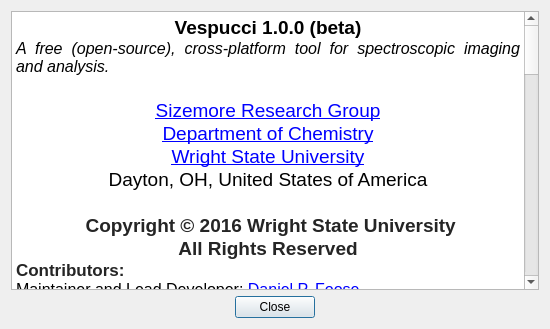
Qt form Vespucci/GUI/Display/aboutdialog.ui (VespucciProject/Vespucci) before a commit.
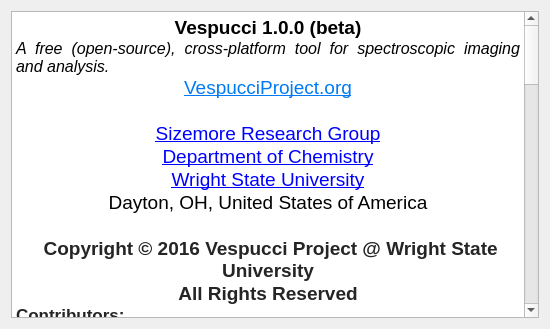
The same form after that commit. Icons and pictures are not drawn.

Commit message: Removed some old print debugging and updated about dialog.

Diff of the .ui file:
```diff
--- a/Vespucci/GUI/Display/aboutdialog.ui
+++ b/Vespucci/GUI/Display/aboutdialog.ui
@@ -29,13 +29,14 @@
 &lt;p align=&quot;center&quot; style=&quot; margin-top:0px; margin-bottom:0px; margin-left:0px; margin-right:0px; -qt-block-indent:0; text-indent:0px;&quot;&gt;&lt;img src=&quot;:/vespuccilogo150.png&quot; /&gt;&lt;/p&gt;
 &lt;p align=&quot;center&quot; style=&quot; margin-top:0px; margin-bottom:0px; margin-left:0px; margin-right:0px; -qt-block-indent:0; text-indent:0px;&quot;&gt;&lt;span style=&quot; font-family:'MS Shell Dlg 2'; font-size:14pt; font-weight:600;&quot;&gt;Vespucci 1.0.0 (beta)&lt;/span&gt;&lt;/p&gt;
 &lt;p align=&quot;justify&quot; style=&quot; margin-top:0px; margin-bottom:0px; margin-left:0px; margin-right:0px; -qt-block-indent:0; text-indent:0px;&quot;&gt;&lt;span style=&quot; font-family:'MS Shell Dlg 2'; font-size:12pt; font-style:italic;&quot;&gt;A free (open-source), cross-platform tool for spectroscopic imaging and analysis.&lt;/span&gt;&lt;/p&gt;
-&lt;p align=&quot;center&quot; style=&quot;-qt-paragraph-type:empty; margin-top:0px; margin-bottom:0px; margin-left:0px; margin-right:0px; -qt-block-indent:0; text-indent:0px; font-family:'MS Shell Dlg 2'; font-size:14pt; font-style:italic;&quot;&gt;&lt;br /&gt;&lt;/p&gt;
+&lt;p align=&quot;center&quot; style=&quot; margin-top:0px; margin-bottom:0px; margin-left:0px; margin-right:0px; -qt-block-indent:0; text-indent:0px;&quot;&gt;&lt;a href=&quot;http://vespucciproject.org&quot;&gt;&lt;span style=&quot; font-size:14pt; text-decoration: underline; color:#007af4;&quot;&gt;VespucciProject.org&lt;/span&gt;&lt;/a&gt;&lt;/p&gt;
+&lt;p style=&quot;-qt-paragraph-type:empty; margin-top:0px; margin-bottom:0px; margin-left:0px; margin-right:0px; -qt-block-indent:0; text-indent:0px; font-size:14pt; text-decoration: underline; color:#007af4;&quot;&gt;&lt;br /&gt;&lt;/p&gt;
 &lt;p align=&quot;center&quot; style=&quot; margin-top:0px; margin-bottom:0px; margin-left:0px; margin-right:0px; -qt-block-indent:0; text-indent:0px;&quot;&gt;&lt;a href=&quot;http://www.chm.wright.edu/pavel/research/group.html&quot;&gt;&lt;span style=&quot; font-family:'MS Shell Dlg 2'; font-size:14pt; text-decoration: underline; color:#0000ff;&quot;&gt;Sizemore Research Group&lt;/span&gt;&lt;/a&gt;&lt;/p&gt;
 &lt;p align=&quot;center&quot; style=&quot; margin-top:0px; margin-bottom:0px; margin-left:0px; margin-right:0px; -qt-block-indent:0; text-indent:0px;&quot;&gt;&lt;a href=&quot;http://www.chm.wright.edu&quot;&gt;&lt;span style=&quot; font-family:'MS Shell Dlg 2'; font-size:14pt; text-decoration: underline; color:#0000ff;&quot;&gt;Department of Chemistry&lt;/span&gt;&lt;/a&gt;&lt;/p&gt;
 &lt;p align=&quot;center&quot; style=&quot; margin-top:0px; margin-bottom:0px; margin-left:0px; margin-right:0px; -qt-block-indent:0; text-indent:0px;&quot;&gt;&lt;a href=&quot;http://www.wright.edu&quot;&gt;&lt;span style=&quot; font-family:'MS Shell Dlg 2'; font-size:14pt; text-decoration: underline; color:#0000ff;&quot;&gt;Wright State University&lt;/span&gt;&lt;/a&gt;&lt;/p&gt;
 &lt;p align=&quot;center&quot; style=&quot; margin-top:0px; margin-bottom:0px; margin-left:0px; margin-right:0px; -qt-block-indent:0; text-indent:0px;&quot;&gt;&lt;span style=&quot; font-family:'MS Shell Dlg 2'; font-size:14pt;&quot;&gt;Dayton, OH, United States of America&lt;/span&gt;&lt;/p&gt;
 &lt;p style=&quot;-qt-paragraph-type:empty; margin-top:0px; margin-bottom:0px; margin-left:0px; margin-right:0px; -qt-block-indent:0; text-indent:0px; font-family:'MS Shell Dlg 2'; font-size:14pt;&quot;&gt;&lt;br /&gt;&lt;/p&gt;
-&lt;p align=&quot;center&quot; style=&quot; margin-top:0px; margin-bottom:0px; margin-left:0px; margin-right:0px; -qt-block-indent:0; text-indent:0px;&quot;&gt;&lt;span style=&quot; font-family:'sans-serif'; font-size:14pt; color:#252525; background-color:#ffffff;&quot;&gt; &lt;/span&gt;&lt;span style=&quot; font-family:'sans-serif'; font-size:14pt; font-weight:600; color:#252525; background-color:#ffffff;&quot;&gt;Copyright © 2016 Wright State University&lt;/span&gt;&lt;/p&gt;
+&lt;p align=&quot;center&quot; style=&quot; margin-top:0px; margin-bottom:0px; margin-left:0px; margin-right:0px; -qt-block-indent:0; text-indent:0px;&quot;&gt;&lt;span style=&quot; font-family:'sans-serif'; font-size:14pt; color:#252525; background-color:#ffffff;&quot;&gt; &lt;/span&gt;&lt;span style=&quot; font-family:'sans-serif'; font-size:14pt; font-weight:600; color:#252525; background-color:#ffffff;&quot;&gt;Copyright © 2016 Vespucci Project @ Wright State University&lt;/span&gt;&lt;/p&gt;
 &lt;p align=&quot;center&quot; style=&quot; margin-top:0px; margin-bottom:0px; margin-left:0px; margin-right:0px; -qt-block-indent:0; text-indent:0px;&quot;&gt;&lt;span style=&quot; font-family:'sans-serif'; font-size:14pt; font-weight:600; color:#252525; background-color:#ffffff;&quot;&gt;All Rights Reserved&lt;/span&gt;&lt;/p&gt;
 &lt;p align=&quot;justify&quot; style=&quot; margin-top:0px; margin-bottom:0px; margin-left:0px; margin-right:0px; -qt-block-indent:0; text-indent:0px;&quot;&gt;&lt;span style=&quot; font-family:'sans-serif'; font-size:13pt; font-weight:600; color:#252525;&quot;&gt;Contributors:&lt;/span&gt;&lt;/p&gt;
 &lt;p align=&quot;justify&quot; style=&quot; margin-top:0px; margin-bottom:0px; margin-left:0px; margin-right:0px; -qt-block-indent:0; text-indent:0px;&quot;&gt;&lt;span style=&quot; font-family:'MS Shell Dlg 2'; font-size:12pt;&quot;&gt;Maintainer and Lead Developer: &lt;/span&gt;&lt;a href=&quot;http://about.me/dpfoose&quot;&gt;&lt;span style=&quot; font-family:'MS Shell Dlg 2'; font-size:12pt; text-decoration: underline; color:#0000ff;&quot;&gt;Daniel P. Foose&lt;/span&gt;&lt;/a&gt;&lt;/p&gt;
@@ -114,13 +115,6 @@
 &lt;p style=&quot; margin-top:0px; margin-bottom:0px; margin-left:0px; margin-right:0px; -qt-block-indent:0; text-indent:0px;&quot;&gt;&lt;span style=&quot; font-family:'sans-serif'; font-size:10pt; color:#252525; background-color:#ffffff;&quot;&gt;Developed from GotoBLAS2&lt;/span&gt;&lt;/p&gt;
 &lt;p style=&quot; margin-top:0px; margin-bottom:0px; margin-left:0px; margin-right:0px; -qt-block-indent:0; text-indent:0px;&quot;&gt;&lt;span style=&quot; font-family:'sans-serif'; font-size:10pt; color:#252525; background-color:#ffffff;&quot;&gt;3-clause BSD License&lt;/span&gt;&lt;/p&gt;
 &lt;p style=&quot; margin-top:0px; margin-bottom:0px; margin-left:0px; margin-right:0px; -qt-block-indent:0; text-indent:0px;&quot;&gt;&lt;a href=&quot;https://github.com/xianyi/OpenBLAS/graphs/contributors&quot;&gt;&lt;span style=&quot; font-family:'MS Shell Dlg 2'; font-size:10pt; text-decoration: underline; color:#0000ff;&quot;&gt;Contributor List&lt;/span&gt;&lt;/a&gt;&lt;/p&gt;
-&lt;p style=&quot;-qt-paragraph-type:empty; margin-top:0px; margin-bottom:0px; margin-left:0px; margin-right:0px; -qt-block-indent:0; text-indent:0px; font-family:'MS Shell Dlg 2';&quot;&gt;&lt;br /&gt;&lt;/p&gt;
-&lt;p style=&quot; margin-top:0px; margin-bottom:0px; margin-left:0px; margin-right:0px; -qt-block-indent:0; text-indent:0px;&quot;&gt;&lt;span style=&quot; font-family:'MS Shell Dlg 2'; font-size:10pt;&quot;&gt;Vespucci links to the following libraries licensed under the GPL:&lt;/span&gt;&lt;/p&gt;
-&lt;p style=&quot;-qt-paragraph-type:empty; margin-top:0px; margin-bottom:0px; margin-left:0px; margin-right:0px; -qt-block-indent:0; text-indent:0px; font-family:'MS Shell Dlg 2'; font-size:10pt;&quot;&gt;&lt;br /&gt;&lt;/p&gt;
-&lt;p style=&quot; margin-top:0px; margin-bottom:0px; margin-left:0px; margin-right:0px; -qt-block-indent:0; text-indent:0px;&quot;&gt;&lt;span style=&quot; font-family:'MS Shell Dlg 2'; font-size:10pt; font-weight:600;&quot;&gt;LevMar&lt;/span&gt;&lt;/p&gt;
-&lt;p style=&quot; margin-top:0px; margin-bottom:0px; margin-left:0px; margin-right:0px; -qt-block-indent:0; text-indent:0px;&quot;&gt;&lt;span style=&quot; font-family:'sans-serif'; font-size:10pt; font-weight:600; color:#252525; background-color:#ffffff;&quot;&gt;© &lt;/span&gt;&lt;span style=&quot; font-family:'sans-serif'; font-size:10pt; color:#252525; background-color:#ffffff;&quot;&gt;2004-2015&lt;/span&gt;&lt;/p&gt;
-&lt;p style=&quot; margin-top:0px; margin-bottom:0px; margin-left:0px; margin-right:0px; -qt-block-indent:0; text-indent:0px;&quot;&gt;&lt;span style=&quot; font-family:'sans-serif'; font-size:10pt; color:#252525;&quot;&gt;Manolis Lourakis and Foundation for Research &amp;amp; Technology - Hellas&lt;/span&gt;&lt;/p&gt;
-&lt;p style=&quot;-qt-paragraph-type:empty; margin-top:0px; margin-bottom:0px; margin-left:0px; margin-right:0px; -qt-block-indent:0; text-indent:0px; font-family:'MS Shell Dlg 2'; font-size:10pt; font-weight:600;&quot;&gt;&lt;br /&gt;&lt;/p&gt;
 &lt;p style=&quot;-qt-paragraph-type:empty; margin-top:0px; margin-bottom:0px; margin-left:0px; margin-right:0px; -qt-block-indent:0; text-indent:0px; font-family:'MS Shell Dlg 2'; font-size:10pt; font-weight:600;&quot;&gt;&lt;br /&gt;&lt;/p&gt;
 &lt;p style=&quot; margin-top:0px; margin-bottom:0px; margin-left:0px; margin-right:0px; -qt-block-indent:0; text-indent:0px;&quot;&gt;&lt;span style=&quot; font-family:'sans-serif'; font-size:14pt; font-weight:600; color:#252525;&quot;&gt;Warranty Disclaimer:&lt;/span&gt;&lt;/p&gt;
 &lt;p style=&quot; margin-top:0px; margin-bottom:0px; margin-left:0px; margin-right:0px; -qt-block-indent:0; text-indent:0px;&quot;&gt;&lt;span style=&quot; font-family:'sans-serif'; font-size:10pt; color:#252525;&quot;&gt;While Vespucci is intended to be useful, it will likely never be as stable as a commercial product.  The following legal boilerplate applies:&lt;/span&gt;&lt;/p&gt;
@@ -130,13 +124,6 @@
      </property>
     </widget>
    </item>
-   <item alignment="Qt::AlignHCenter">
-    <widget class="QDialogButtonBox" name="buttonBox">
-     <property name="standardButtons">
-      <set>QDialogButtonBox::Close</set>
-     </property>
-    </widget>
-   </item>
   </layout>
  </widget>
  <resources/>
```
The commit also changes 4 other files.
